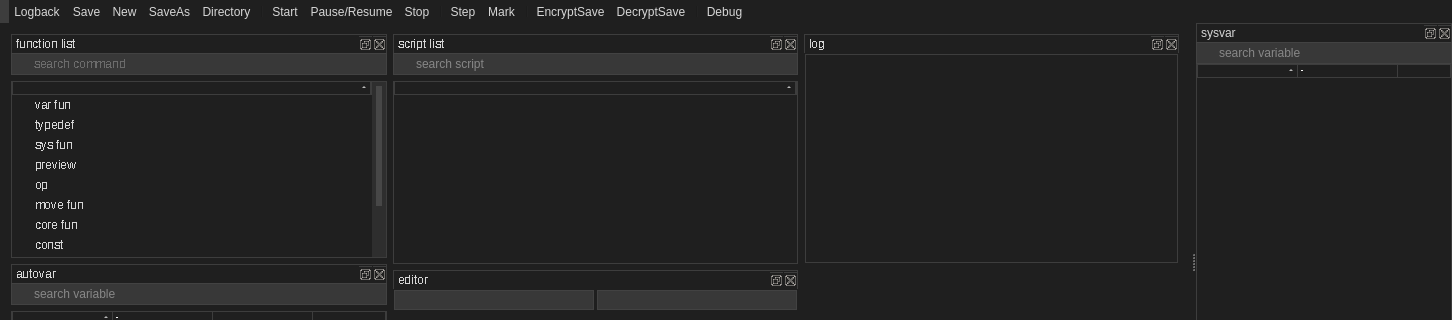
Before: the Qt Designer form SaSH/form/scripteditor.ui in bestkakkoii/SaSH, drawn with Qt 5; both pictures show x 0 to 1452 and y 0 to 320 of the 1452 by 738 pixel window.
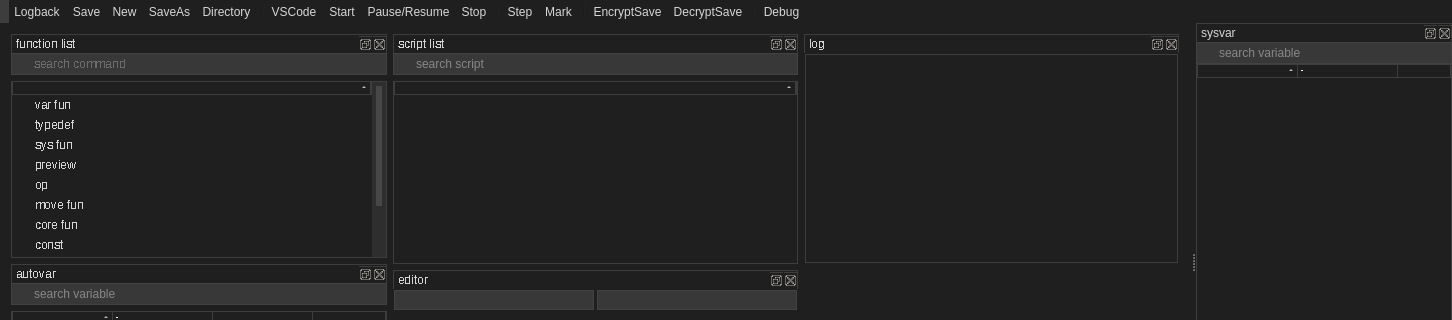
After: the same form once the commit is applied. Icons and pictures are not drawn. Custom widgets are drawn as their Qt base class.

```diff
--- a/SaSH/form/scripteditor.ui
+++ b/SaSH/form/scripteditor.ui
@@ -2086,6 +2086,7 @@
    <addaction name="actionSaveAs"/>
    <addaction name="actionDirectory"/>
    <addaction name="separator"/>
+   <addaction name="actionVSCode"/>
    <addaction name="actionStart"/>
    <addaction name="actionPause"/>
    <addaction name="actionStop"/>
@@ -2475,6 +2476,15 @@
     <string>Debug</string>
    </property>
   </action>
+  <action name="actionVSCode">
+   <property name="icon">
+    <iconset resource="../resource.qrc">
+     <normaloff>:/image/icon_vscode.svg</normaloff>:/image/icon_vscode.svg</iconset>
+   </property>
+   <property name="text">
+    <string>VSCode</string>
+   </property>
+  </action>
  </widget>
  <layoutdefault spacing="6" margin="11"/>
  <customwidgets>
```
